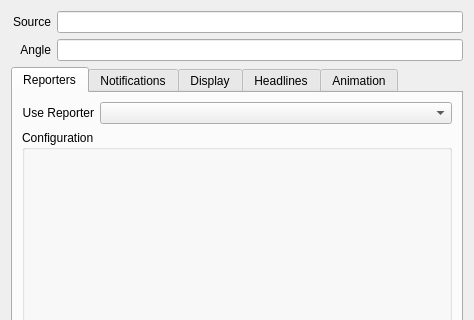
This is addstorydialog.ui in b0bh00d/Newsroom as Qt 5 draws it before an edit; both pictures show x 0 to 474 and y 0 to 320 of the 474 by 578 pixel window. The edited form follows.
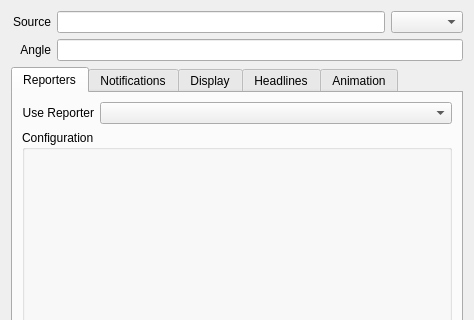
This is the edited form. Icons and pictures are not drawn.

Commit message: Added Reporter beat selection to the AddStoryDialog interface.

What changed in the file:
```diff
--- a/addstorydialog.ui
+++ b/addstorydialog.ui
@@ -7,7 +7,7 @@
     <x>0</x>
     <y>0</y>
     <width>474</width>
-    <height>545</height>
+    <height>551</height>
    </rect>
   </property>
   <property name="windowTitle">
@@ -42,6 +42,13 @@
        </property>
       </widget>
      </item>
+     <item>
+      <widget class="QComboBox" name="combo_ReporterBeats">
+       <property name="toolTip">
+        <string>&lt;html&gt;&lt;head/&gt;&lt;body&gt;&lt;p&gt;These are the beats that Newsroom's Reporters have sufficient expertise to cover.&lt;/p&gt;&lt;/body&gt;&lt;/html&gt;</string>
+       </property>
+      </widget>
+     </item>
     </layout>
    </item>
    <item>
```
The commit also changes 5 other files.
